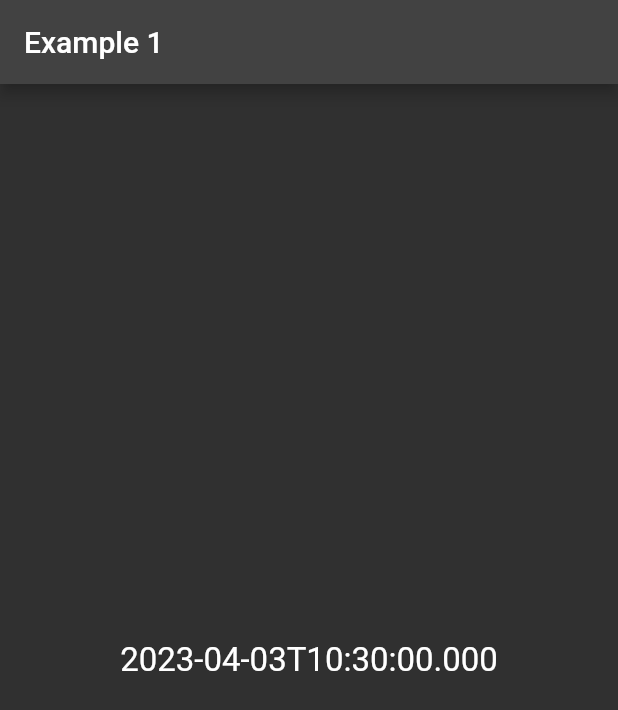
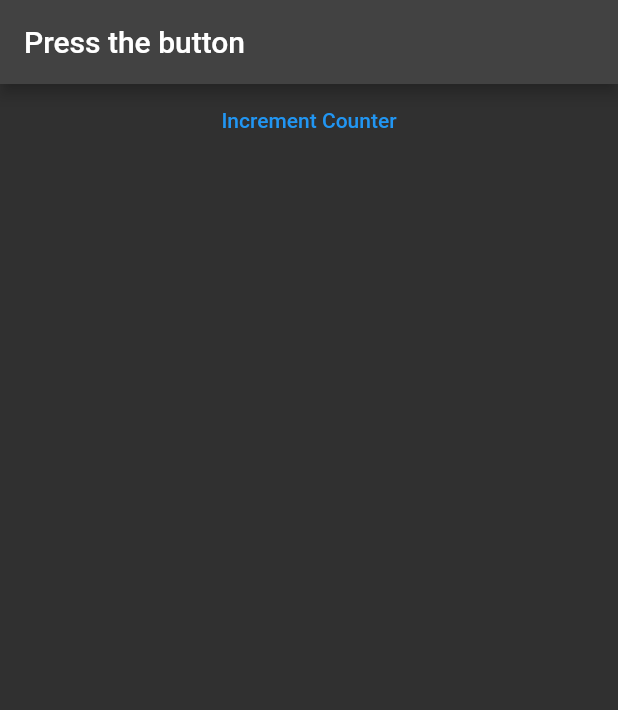
Before and after one commit to vedintech007/learn_flutter_riverpod, a Flutter app: the screen it shows after launch, on a phone screen of 412 x 824 dp. Shown: the top 710 px of the screen. Run offline on Flutter 3.47's test engine with Material 2 defaults, Android fonts, the phone set to English and light mode, and no system bars; our stand-ins replace hooks_riverpod.

Commit message:
example 2

```diff
--- /dev/null
+++ b/lib/example2/example2.dart
@@ -0,0 +1,54 @@
+import 'package:flutter/material.dart';
+import 'package:hooks_riverpod/hooks_riverpod.dart';
+
+extension OptionalInfixAddition<T extends num> on T? {
+  T? operator +(T? other) {
+    final shadow = this;
+
+    if (shadow != null) {
+      return shadow + (other ?? 0) as T;
+    } else {
+      return null;
+    }
+  }
+}
+
+class Counter extends StateNotifier<int?> {
+  Counter() : super(null);
+
+  void increment() => state = state == null ? 1 : state + 1;
+}
+
+final counterProvider = StateNotifierProvider<Counter, int?>(
+  (ref) => Counter(),
+);
+
+class Example2HomePage extends ConsumerWidget {
+  const Example2HomePage({super.key});
+
+  @override
+  Widget build(BuildContext context, WidgetRef ref) {
+    return Scaffold(
+      appBar: AppBar(
+        title: Consumer(
+          builder: (context, ref, child) {
+            final count = ref.watch(counterProvider);
+
+            final text = count != null ? "Count number $count" : "Press the button";
+
+            return Text(text);
+          },
+        ),
+      ),
+      body: Column(
+        crossAxisAlignment: CrossAxisAlignment.stretch,
+        children: [
+          TextButton(
+            onPressed: ref.read(counterProvider.notifier).increment,
+            child: const Text("Increment Counter"),
+          ),
+        ],
+      ),
+    );
+  }
+}
--- a/lib/main.dart
+++ b/lib/main.dart
@@ -1,6 +1,7 @@
 import 'package:flutter/material.dart';
 import 'package:hooks_riverpod/hooks_riverpod.dart';
 import 'package:riverpod_tutorials/example1/example1_homepage.dart';
+import 'package:riverpod_tutorials/example2/example2.dart';
 
 void main() {
   runApp(const ProviderScope(
@@ -25,7 +26,7 @@ class MyApp extends StatelessWidget {
       ),
       themeMode: ThemeMode.dark,
       darkTheme: ThemeData.dark(),
-      home: const Example1HomePage(),
+      home: const Example2HomePage(),
     );
   }
 }
```
